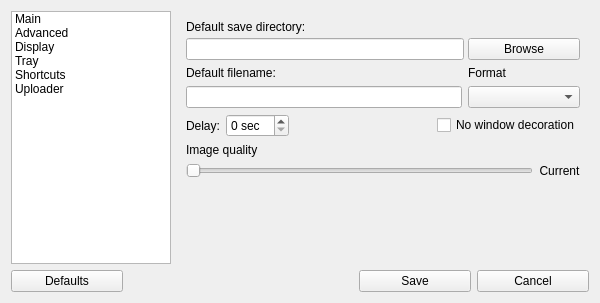
The window that src/ui/configwidget.ui (lxqt/screengrab) describes before a commit, drawn with Qt 5.
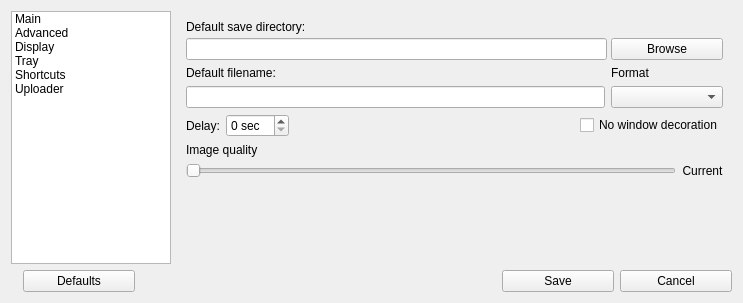
The same window after the commit. Custom widgets are drawn as their Qt base class.

Commit message: Fix resizing list of configuration sections

Diff of the .ui file:
```diff
--- a/src/ui/configwidget.ui
+++ b/src/ui/configwidget.ui
@@ -6,7 +6,7 @@
    <rect>
     <x>0</x>
     <y>0</y>
-    <width>600</width>
+    <width>743</width>
     <height>303</height>
    </rect>
   </property>
@@ -679,6 +679,22 @@
    </item>
    <item>
     <layout class="QHBoxLayout" name="horizontalLayout">
+     <item>
+      <spacer name="horizontalSpacer_3">
+       <property name="orientation">
+        <enum>Qt::Horizontal</enum>
+       </property>
+       <property name="sizeType">
+        <enum>QSizePolicy::Minimum</enum>
+       </property>
+       <property name="sizeHint" stdset="0">
+        <size>
+         <width>12</width>
+         <height>20</height>
+        </size>
+       </property>
+      </spacer>
+     </item>
      <item>
       <widget class="QPushButton" name="butRestoreOpt">
        <property name="minimumSize">
```
Left out of the diff: 29 changed lines with no effect on the pictures.
